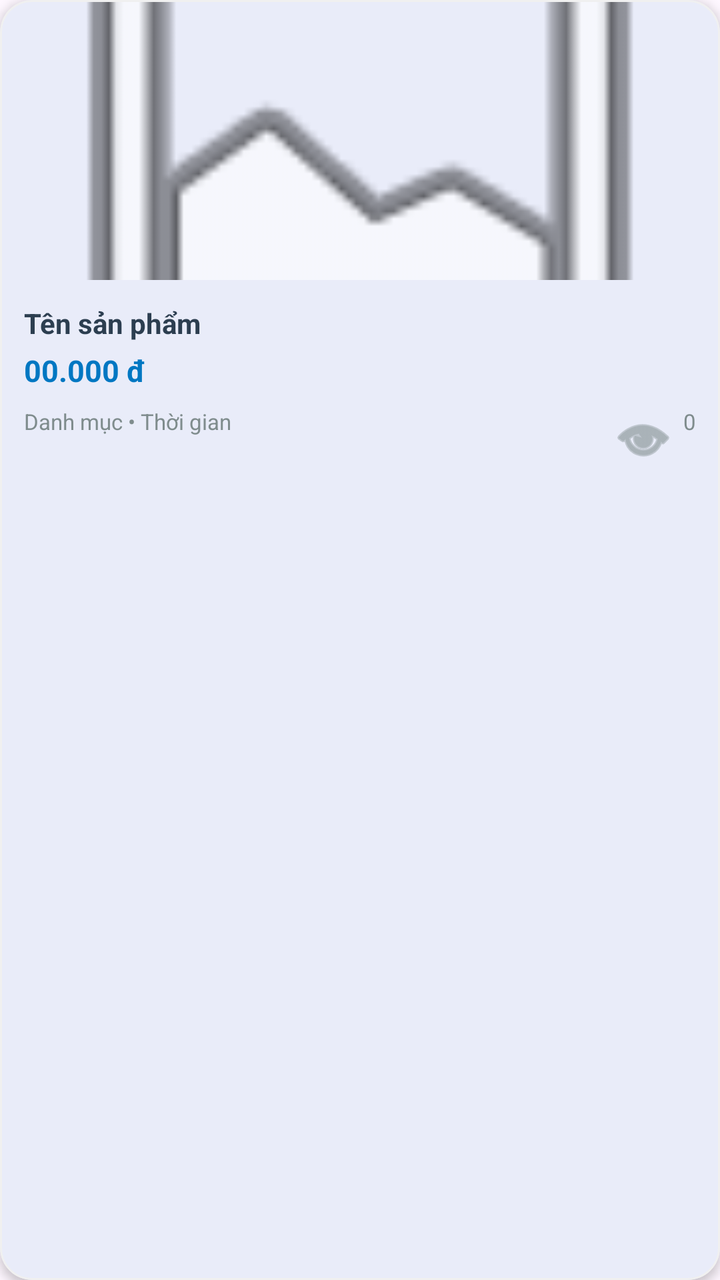
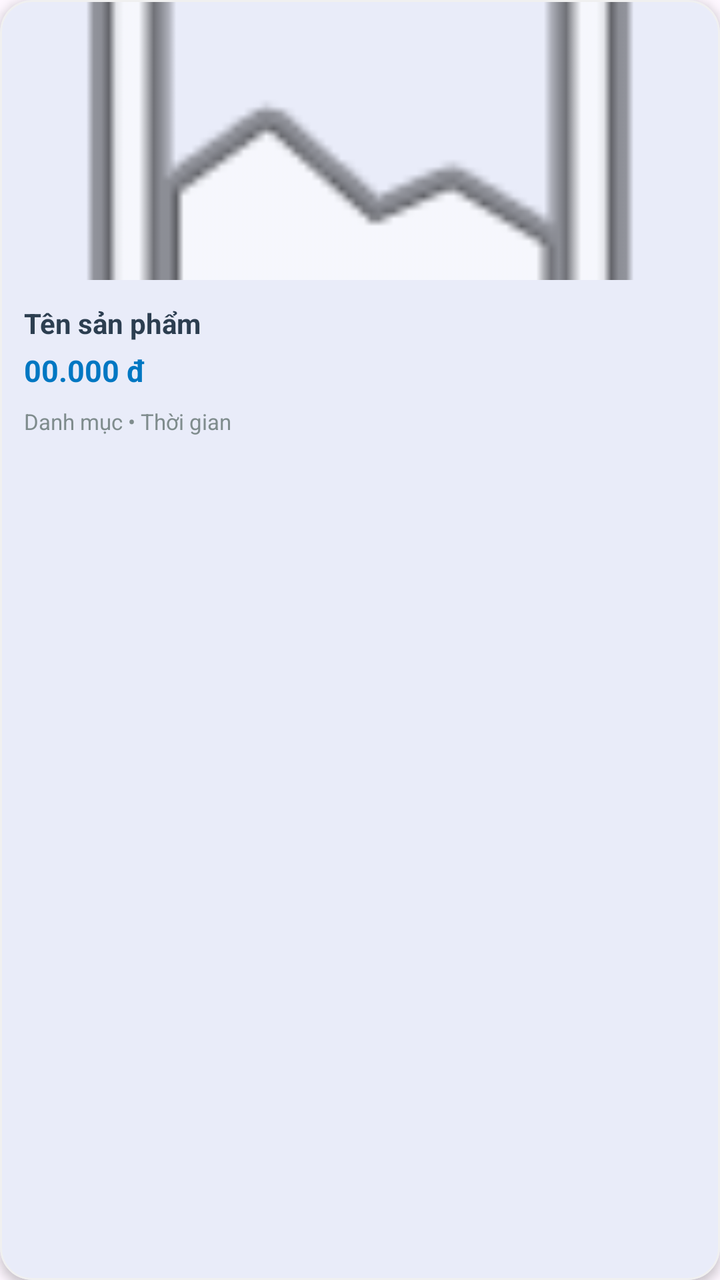

Screens rendered from an Android XML layout before and after an edit, with the pre-edit source and the edit as a unified diff.
<!-- AndroidManifest.xml: application theme Theme.Marketplace -->
<!-- res/layout/item_product.xml -->
<?xml version="1.0" encoding="utf-8"?>
<com.google.android.material.card.MaterialCardView
    xmlns:android="http://schemas.android.com/apk/res/android"
    xmlns:app="http://schemas.android.com/apk/res-auto"
    xmlns:tools="http://schemas.android.com/tools"
    android:layout_width="match_parent"
    android:layout_height="wrap_content"
    android:layout_margin="6dp"
    app:cardCornerRadius="16dp"
    app:cardElevation="3dp"
    app:strokeColor="#F0F0F0"
    app:strokeWidth="1dp">

    <RelativeLayout
        android:layout_width="match_parent"
        android:layout_height="wrap_content">

        
        <LinearLayout
            android:id="@+id/layoutProductContent"
            android:layout_width="match_parent"
            android:layout_height="wrap_content"
            android:orientation="vertical">

            
            <ImageView
                android:id="@+id/ivProductImage"
                android:layout_width="match_parent"
                android:layout_height="140dp"
                android:scaleType="centerCrop"
                android:src="@android:drawable/ic_menu_gallery" />

            <LinearLayout
                android:layout_width="match_parent"
                android:layout_height="wrap_content"
                android:orientation="vertical"
                android:padding="12dp">

                <TextView
                    android:id="@+id/tvProductTitle"
                    android:layout_width="match_parent"
                    android:layout_height="wrap_content"
                    android:ellipsize="end"
                    android:maxLines="1"
                    android:text="Tên sản phẩm"
                    android:textColor="@color/text_primary"
                    android:textSize="14sp"
                    android:textStyle="bold" />

                <TextView
                    android:id="@+id/tvProductPrice"
                    android:layout_width="match_parent"
                    android:layout_height="wrap_content"
                    android:layout_marginTop="4dp"
                    android:text="00.000 đ"
                    android:textColor="@color/ocean_blue_primary"
                    android:textSize="15sp"
                    android:textStyle="bold" />

                <RelativeLayout
                    android:layout_width="match_parent"
                    android:layout_height="wrap_content"
                    android:layout_marginTop="8dp">

                    <TextView
                        android:id="@+id/tvProductCategory"
                        android:layout_width="wrap_content"
                        android:layout_height="wrap_content"
                        android:layout_alignParentStart="true"
                        android:layout_toStartOf="@id/tvViewCount"
                        android:text="Danh mục • Thời gian"
                        android:textColor="@color/text_secondary"
                        android:textSize="11sp" />

                    
                    <TextView
                        android:id="@+id/tvViewCount"
                        android:layout_width="wrap_content"
                        android:layout_height="wrap_content"
                        android:layout_alignParentEnd="true"
                        android:text="0"
                        android:textColor="@color/text_secondary"
                        android:textSize="11sp"
                        app:drawableStartCompat="@android:drawable/ic_menu_view"
                        app:drawableTint="@color/text_secondary"
                        android:drawablePadding="4dp"/>
                </RelativeLayout>
            </LinearLayout>
        </LinearLayout>

        
        <com.google.android.material.card.MaterialCardView
            android:id="@+id/btnDeleteProduct"
            android:layout_width="32dp"
            android:layout_height="32dp"
            android:layout_alignParentEnd="true"
            android:layout_alignParentTop="true"
            android:layout_margin="10dp"
            app:cardCornerRadius="16dp"
            app:cardElevation="6dp"
            app:strokeWidth="0dp"
            app:cardBackgroundColor="#FFFFFF"
            android:visibility="gone"
            tools:visibility="visible">

            <ImageView
                android:layout_width="18dp"
                android:layout_height="18dp"
                android:layout_gravity="center"
                android:src="@android:drawable/ic_menu_delete"
                app:tint="#E74C3C" />
        </com.google.android.material.card.MaterialCardView>

    </RelativeLayout>
</com.google.android.material.card.MaterialCardView>
<!-- resources referenced by this layout -->
<resources>
  <color name="ocean_blue_primary">#0077C2</color>
  <color name="text_primary">#2C3E50</color>
  <color name="text_secondary">#7F8C8D</color>
  <style name="Theme.Marketplace" parent="Base.Theme.Marketplace" />
  <style name="Base.Theme.Marketplace" parent="Theme.Material3.DayNight.NoActionBar">
          
          <item name="colorPrimary">@color/ocean_blue_primary</item>
          <item name="colorOnPrimary">#FFFFFF</item>
          <item name="colorPrimaryContainer">@color/ocean_blue_light</item>
  
          
          <item name="colorSecondary">@color/ocean_blue_dark</item>
          <item name="colorError">#B00020</item>
      </style>
  <color name="ocean_blue_light">#59A5F5</color>
  <color name="ocean_blue_dark">#004C8C</color>
</resources>

<!-- the commit's change to res/layout/item_product.xml (unified diff, before → after) -->
@@ -57,34 +57,14 @@
                     android:textSize="15sp"
                     android:textStyle="bold" />
 
-                <RelativeLayout
+                <TextView
+                    android:id="@+id/tvProductCategory"
                     android:layout_width="match_parent"
                     android:layout_height="wrap_content"
-                    android:layout_marginTop="8dp">
-
-                    <TextView
-                        android:id="@+id/tvProductCategory"
-                        android:layout_width="wrap_content"
-                        android:layout_height="wrap_content"
-                        android:layout_alignParentStart="true"
-                        android:layout_toStartOf="@id/tvViewCount"
-                        android:text="Danh mục • Thời gian"
-                        android:textColor="@color/text_secondary"
-                        android:textSize="11sp" />
-
-                    
-                    <TextView
-                        android:id="@+id/tvViewCount"
-                        android:layout_width="wrap_content"
-                        android:layout_height="wrap_content"
-                        android:layout_alignParentEnd="true"
-                        android:text="0"
-                        android:textColor="@color/text_secondary"
-                        android:textSize="11sp"
-                        app:drawableStartCompat="@android:drawable/ic_menu_view"
-                        app:drawableTint="@color/text_secondary"
-                        android:drawablePadding="4dp"/>
-                </RelativeLayout>
+                    android:layout_marginTop="8dp"
+                    android:text="Danh mục • Thời gian"
+                    android:textColor="@color/text_secondary"
+                    android:textSize="11sp" />
             </LinearLayout>
         </LinearLayout>
 
